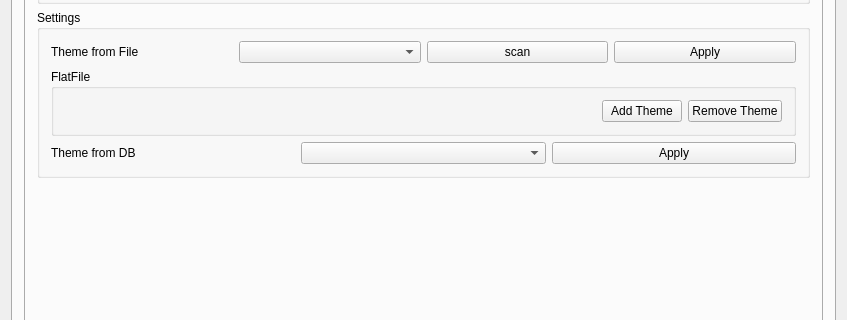
Old version of the form qtCoin/mainwindow.ui in the repository netpipe/EcoCoin; both pictures show x 0 to 847 and y 430 to 750 of the 847 by 879 pixel window.
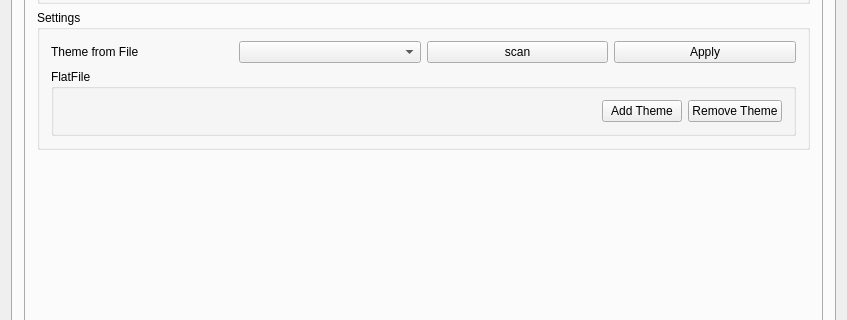
New version of the form.

Patch:
```diff
--- a/qtCoin/mainwindow.ui
+++ b/qtCoin/mainwindow.ui
@@ -1118,30 +1118,6 @@
                    </layout>
                   </widget>
                  </item>
-                 <item>
-                  <layout class="QHBoxLayout" name="horizontalLayout_38">
-                   <item>
-                    <widget class="QLabel" name="label_314">
-                     <property name="text">
-                      <string>Theme from DB</string>
-                     </property>
-                    </widget>
-                   </item>
-                   <item>
-                    <widget class="QComboBox" name="cmbThemeDB"/>
-                   </item>
-                   <item>
-                    <widget class="QPushButton" name="btnApplyDB">
-                     <property name="enabled">
-                      <bool>true</bool>
-                     </property>
-                     <property name="text">
-                      <string>Apply</string>
-                     </property>
-                    </widget>
-                   </item>
-                  </layout>
-                 </item>
                 </layout>
                </widget>
               </item>
```
